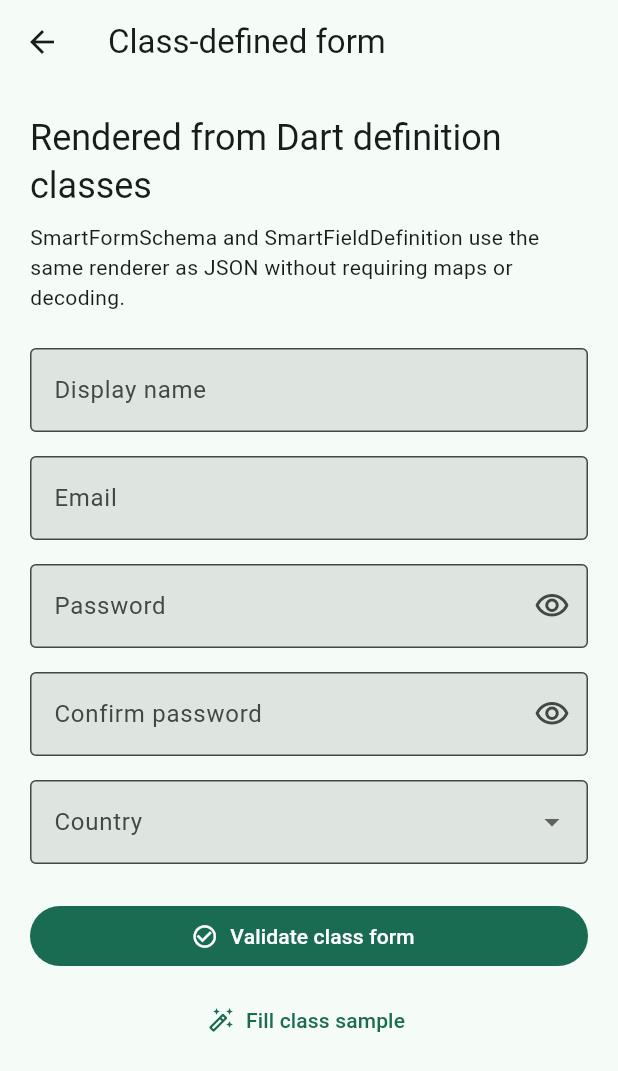
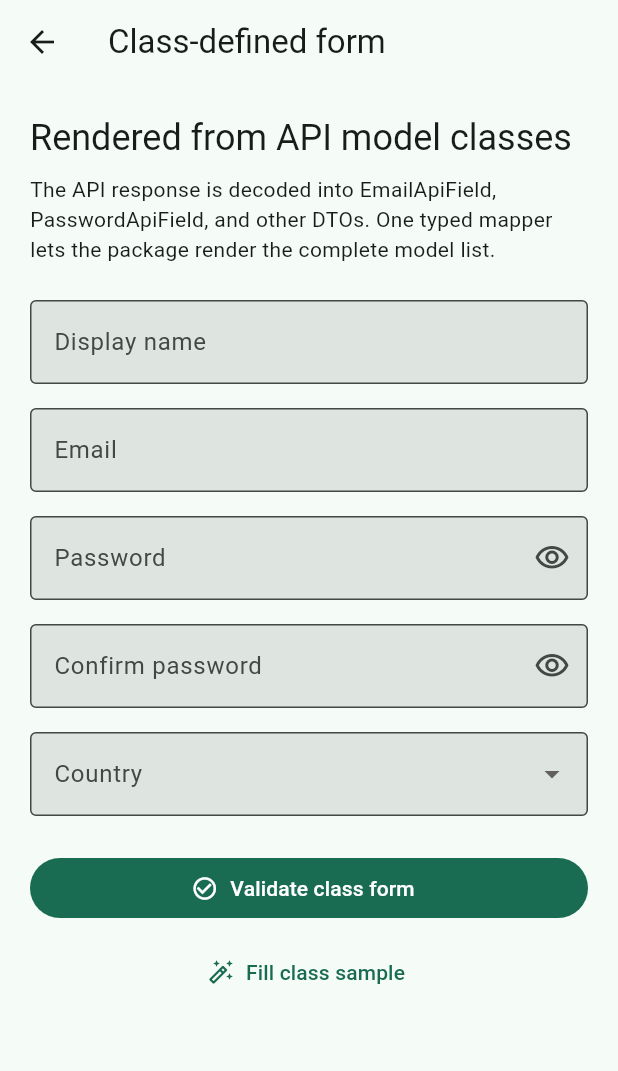
Before and after one commit to PinzaruDaniel/smart_form_fields, a Flutter app: the ClassSchemaFormExamplePage screen opened directly, on a phone screen of 412 x 824 dp. Shown: the top 1071 px of the screen. Run offline on Flutter 3.47's test engine with Material 3 defaults, Android fonts, the phone set to English and light mode, and no system bars.

Commit message:
feat: enhance form handling with API model classes and typed mapping

```diff
--- a/example/lib/screens/class_schema_form_screen.dart
+++ b/example/lib/screens/class_schema_form_screen.dart
@@ -12,58 +12,93 @@ class ClassSchemaFormExamplePage extends StatefulWidget {
 class _ClassSchemaFormExamplePageState
     extends State<ClassSchemaFormExamplePage> {
   final SmartFormController _controller = SmartFormController();
-  late final SmartFormSchema _schema = SmartFormSchema(
-    scrollToFirstError: true,
-    focusFirstError: true,
-    errorAnimation: SmartErrorAnimation.fade,
-    fields: <SmartFieldDefinition>[
-      SmartFieldDefinition.text(
+  final List<ApiField> _apiFields = const <ApiField>[
+    TextApiField(
       name: 'display_name',
-        labelText: 'Display name',
+      label: 'Display name',
       required: true,
+      minimumLength: 3,
+      validationMessage: 'Use at least 3 characters',
+    ),
+    EmailApiField(
+      name: 'email',
+      label: 'Email',
+      required: true,
+      requiredMessage: 'Email is required',
+    ),
+    PasswordApiField(
+      name: 'password',
+      label: 'Password',
+      required: true,
+      minimumLength: 8,
+      validationMessage: 'Use at least 8 characters',
+    ),
+    PasswordApiField(
+      name: 'confirm_password',
+      label: 'Confirm password',
+      required: true,
+      matchesField: 'password',
+      validationMessage: 'Passwords do not match',
+    ),
+    DropdownApiField(
+      name: 'country',
+      label: 'Country',
+      required: true,
+      options: <ApiOption>[
+        ApiOption(value: 'md', label: 'Moldova'),
+        ApiOption(value: 'ro', label: 'Romania'),
+        ApiOption(value: 'ua', label: 'Ukraine'),
+      ],
+    ),
+  ];
+
+  SmartFieldDefinition _mapApiField(ApiField field) {
+    return switch (field) {
+      TextApiField field => SmartFieldDefinition.text(
+        name: field.name,
+        labelText: field.label,
+        required: field.required,
         validators: <SmartValidatorDefinition>[
+          if (field.minimumLength case final length?)
             SmartValidatorDefinition.minLength(
-            3,
-            message: 'Use at least 3 characters',
+              length,
+              message: field.validationMessage,
             ),
         ],
       ),
-      SmartFieldDefinition.email(
-        name: 'email',
-        labelText: 'Email',
-        required: true,
-        requiredMessage: 'Email is required',
+      EmailApiField field => SmartFieldDefinition.email(
+        name: field.name,
+        labelText: field.label,
+        required: field.required,
+        requiredMessage: field.requiredMessage,
       ),
-      SmartFieldDefinition.password(
-        name: 'password',
-        labelText: 'Password',
-        required: true,
-        minLengthMessage: 'Use at least 8 characters',
-      ),
-      SmartFieldDefinition.password(
-        name: 'confirm_password',
-        labelText: 'Confirm password',
-        required: true,
-        minLength: null,
+      PasswordApiField field => SmartFieldDefinition.password(
+        name: field.name,
+        labelText: field.label,
+        required: field.required,
+        minLength: field.minimumLength,
+        minLengthMessage: field.matchesField == null
+            ? field.validationMessage
+            : null,
         validators: <SmartValidatorDefinition>[
+          if (field.matchesField case final source?)
             SmartValidatorDefinition.matchesField(
-            'password',
-            message: 'Passwords do not match',
+              source,
+              message: field.validationMessage,
             ),
         ],
       ),
-      SmartFieldDefinition.dropdown(
-        name: 'country',
-        labelText: 'Country',
-        required: true,
-        options: const <SmartOptionDefinition>[
-          SmartOptionDefinition(value: 'md', label: 'Moldova'),
-          SmartOptionDefinition(value: 'ro', label: 'Romania'),
-          SmartOptionDefinition(value: 'ua', label: 'Ukraine'),
+      DropdownApiField field => SmartFieldDefinition.dropdown(
+        name: field.name,
+        labelText: field.label,
+        required: field.required,
+        options: <SmartOptionDefinition>[
+          for (final option in field.options)
+            SmartOptionDefinition(value: option.value, label: option.label),
         ],
       ),
-    ],
-  );
+    };
+  }
 
   bool _isSubmitting = false;
 
@@ -114,16 +149,24 @@ class _ClassSchemaFormExamplePageState
               padding: const EdgeInsets.fromLTRB(20, 20, 20, 40),
               children: <Widget>[
                 Text(
-                  'Rendered from Dart definition classes',
+                  'Rendered from API model classes',
                   style: Theme.of(context).textTheme.headlineSmall,
                 ),
                 const SizedBox(height: 8),
                 const Text(
-                  'SmartFormSchema and SmartFieldDefinition use the same '
-                  'renderer as JSON without requiring maps or decoding.',
+                  'The API response is decoded into EmailApiField, '
+                  'PasswordApiField, and other DTOs. One typed mapper lets '
+                  'the package render the complete model list.',
                 ),
                 const SizedBox(height: 24),
-                SmartSchemaForm(schema: _schema, controller: _controller),
+                SmartSchemaForm.fromClasses<ApiField>(
+                  fields: _apiFields,
+                  fieldMapper: _mapApiField,
+                  controller: _controller,
+                  scrollToFirstError: true,
+                  focusFirstError: true,
+                  errorAnimation: SmartErrorAnimation.fade,
+                ),
                 const SizedBox(height: 24),
                 FilledButton.icon(
                   onPressed: _isSubmitting ? null : _submit,
@@ -153,3 +196,72 @@ class _ClassSchemaFormExamplePageState
     );
   }
 }
+
+sealed class ApiField {
+  const ApiField({
+    required this.name,
+    required this.label,
+    required this.required,
+  });
+
+  final String name;
+  final String label;
+  final bool required;
+}
+
+final class TextApiField extends ApiField {
+  const TextApiField({
+    required super.name,
+    required super.label,
+    required super.required,
+    this.minimumLength,
+    this.validationMessage,
+  });
+
+  final int? minimumLength;
+  final String? validationMessage;
+}
+
+final class EmailApiField extends ApiField {
+  const EmailApiField({
+    required super.name,
+    required super.label,
+    required super.required,
+    this.requiredMessage,
+  });
+
+  final String? requiredMessage;
+}
+
+final class PasswordApiField extends ApiField {
+  const PasswordApiField({
+    required super.name,
+    required super.label,
+    required super.required,
+    this.minimumLength,
+    this.matchesField,
+    this.validationMessage,
+  });
+
+  final int? minimumLength;
+  final String? matchesField;
+  final String? validationMessage;
+}
+
+final class DropdownApiField extends ApiField {
+  const DropdownApiField({
+    required super.name,
+    required super.label,
+    required super.required,
+    required this.options,
+  });
+
+  final List<ApiOption> options;
+}
+
+final class ApiOption {
+  const ApiOption({required this.value, required this.label});
+
+  final Object? value;
+  final String label;
+}
--- a/example/lib/screens/example_home_screen.dart
+++ b/example/lib/screens/example_home_screen.dart
@@ -21,7 +21,7 @@ class ExampleHomeScreen extends StatelessWidget {
             const SizedBox(height: 8),
             Text(
               'Open a focused example to see widget-authored forms, API JSON '
-              'schemas, Dart class schemas, and imperative form control.',
+              'schemas, API model classes, and imperative form control.',
               style: theme.textTheme.bodyLarge?.copyWith(
                 color: theme.colorScheme.onSurfaceVariant,
               ),
@@ -40,8 +40,8 @@ class ExampleHomeScreen extends StatelessWidget {
               icon: Icons.account_tree_outlined,
               title: 'Class-defined form',
               description:
-                  'SmartFormSchema, typed field definitions, validator '
-                  'definitions, and cross-field dependencies without JSON.',
+                  'EmailField, PasswordField, and other API DTOs mapped once '
+                  'into a complete generated form.',
               onTap: () => _open(context, const ClassSchemaFormExamplePage()),
             ),
             const SizedBox(height: 12),
--- a/lib/src/json/smart_json_form.dart
+++ b/lib/src/json/smart_json_form.dart
@@ -98,7 +98,7 @@ class SmartSchemaForm extends StatelessWidget {
   /// so [fieldMapper] explicitly describes how one model becomes a package
   /// field definition. Heterogeneous lists can use a sealed base type and a
   /// switch expression in the mapper.
-  factory SmartSchemaForm.fromClasses<T>({
+  static SmartSchemaForm fromClasses<T>({
     required Iterable<T> fields,
     required SmartClassFieldMapper<T> fieldMapper,
     SmartFormController? controller,
```
Also changed, not shown: 5 other files. Lines whose indentation alone changed are shown as unchanged.
